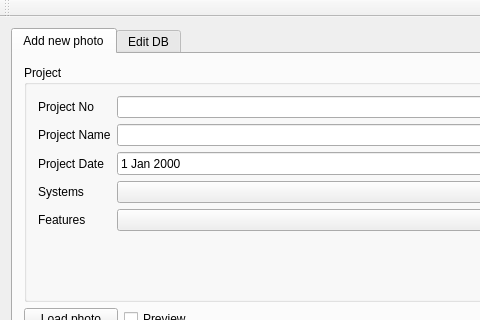
This is PhotoManager/mainwindow.ui in pphprj/periphotoproject as Qt 5 draws it before an edit; both pictures show x 0 to 480 and y 0 to 320 of the 696 by 647 pixel window. The edited form follows.
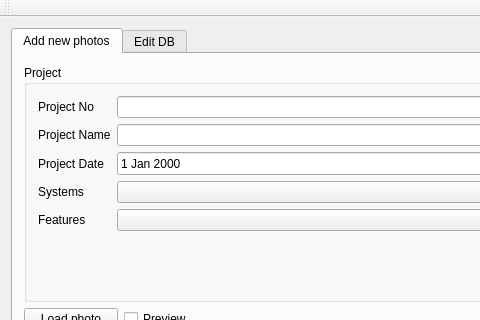
This is the edited form.

```diff
--- a/PhotoManager/mainwindow.ui
+++ b/PhotoManager/mainwindow.ui
@@ -42,7 +42,7 @@
         </property>
         <widget class="QWidget" name="tabAdd">
          <attribute name="title">
-          <string>Add new photo</string>
+          <string>Add new photos</string>
          </attribute>
          <layout class="QGridLayout" name="gridLayout_5">
           <item row="1" column="3">
```
